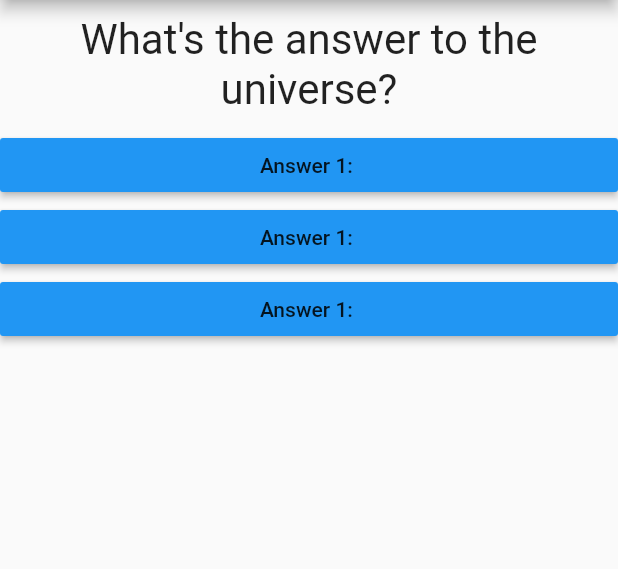
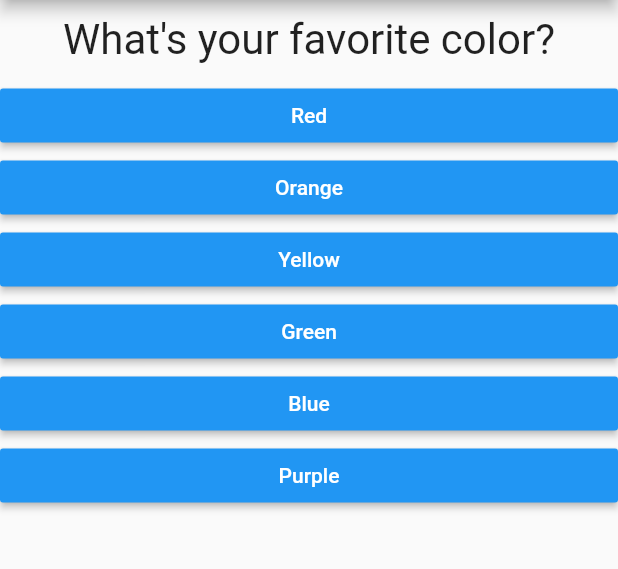
Before and after one commit to MattPerreault/flutter_quiz_app, a Flutter app: the screen it shows after launch, on a phone screen of 412 x 824 dp, the part 84-653 px from its top. Run offline on Flutter 3.47's test engine with Material 2 defaults, Android fonts, the phone set to English and light mode, and no system bars.

Commit message:
Refactor Answer widget to take answer text map to children list in Column widget.

```diff
--- a/flutter_quiz_app/lib/answer.dart
+++ b/flutter_quiz_app/lib/answer.dart
@@ -2,8 +2,9 @@ import 'package:flutter/material.dart';
 
 class Answer extends StatelessWidget {
   final Function selectHandler;
+  final String answerText;
 
-  Answer(this.selectHandler);
+  Answer(this.selectHandler, this.answerText);
 
   @override
   Widget build(BuildContext context) {
@@ -11,7 +12,8 @@ class Answer extends StatelessWidget {
       width: double.infinity,
       child: RaisedButton(
         color: Colors.blue,
-        child: Text('Answer 1: '),
+        textColor: Colors.white,
+        child: Text(answerText),
         onPressed: selectHandler,
       ),
     );
--- a/flutter_quiz_app/lib/main.dart
+++ b/flutter_quiz_app/lib/main.dart
@@ -25,8 +25,18 @@ class _MyAppState extends State<MyApp> {
   @override
   Widget build(BuildContext context) {
     var questions = [
-      'What\'s the answer to the universe?',
-      'What\'s your favorite animal?'
+      {
+        'questionText': 'What\'s your favorite color?',
+        'answers': ['Red', 'Orange', 'Yellow', 'Green', 'Blue', 'Purple']
+      },
+      {
+        'questionText': 'What\'s your favorite animal?',
+        'answers': ['Dog', 'Cat', 'Bird', 'Turtle']
+      },
+      {
+        'questionText': 'What\'s your favorite city?',
+        'answers': ['Los Angeles', 'Denver', 'Austin', 'Portland']
+      }
     ];
 
     return MaterialApp(
@@ -37,11 +47,12 @@ class _MyAppState extends State<MyApp> {
         body: Column(
           children: [
             Question(
-              questions[_questionIndex],
+              questions[_questionIndex]['questionText'],
             ),
-            Answer(_answerQuestion),
-            Answer(_answerQuestion),
-            Answer(_answerQuestion),
+            ...(questions[_questionIndex]['answers'] as List<String>)
+                .map((answer) {
+              return Answer(_answerQuestion, answer);
+            }).toList()
           ],
         ),
       ),
```
